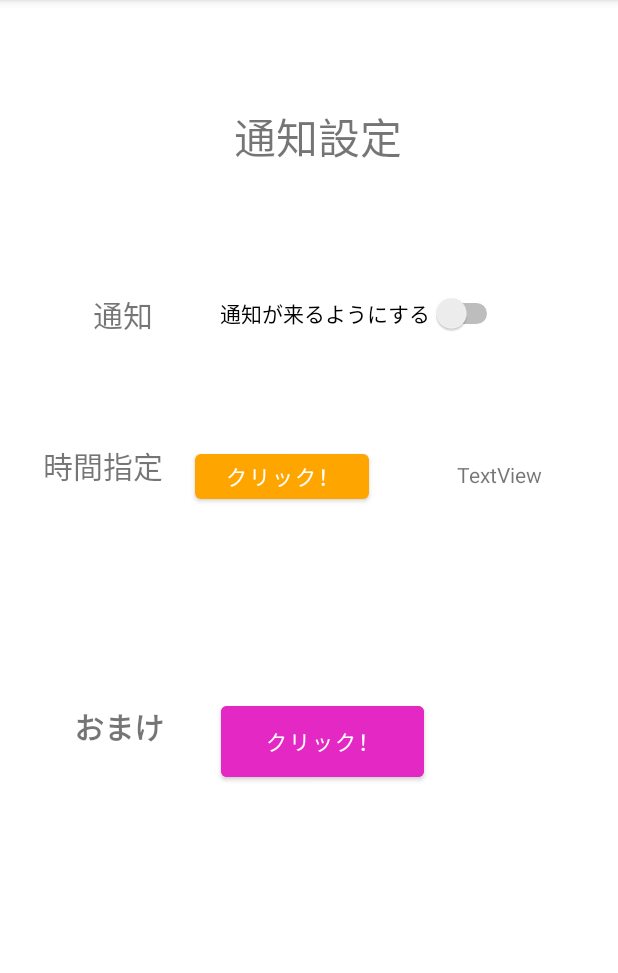
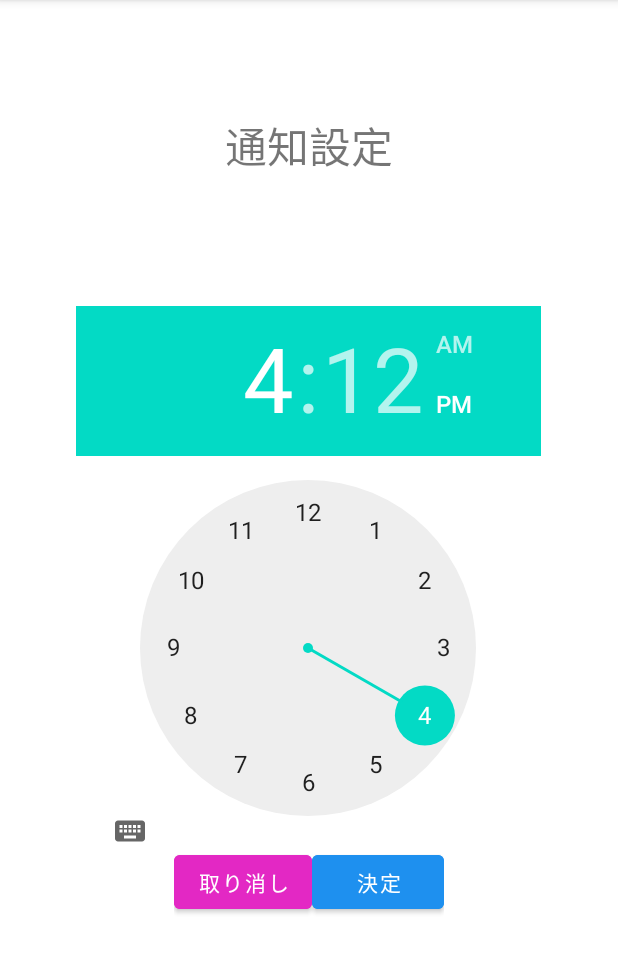
Before and after one commit to wataso26/OmoshiroRecycle, an Android app: the TimePickerDialogActivity screen opened directly, with no data from a screen before it, on a phone screen of 412 x 824 dp, the part 84-1057 px from its top. Run offline under Robolectric (Android 15) with nearby library versions, the phone set to English and light mode, and no system bars; Roboto replaces fonts that are not available here.

Commit message:
"通知機能完成"

```diff
--- a/app/src/main/AndroidManifest.xml
+++ b/app/src/main/AndroidManifest.xml
@@ -12,15 +12,14 @@
         android:theme="@style/Theme.OmoshiroRecycle">
         <activity android:name=".Toko" />
         <activity android:name=".TimePickerDialogActivity"/>
+        <activity android:name=".SubuSetting"/>
         <activity android:name=".MainActivity">
             <intent-filter>
                 <action android:name="android.intent.action.MAIN" />
                 <category android:name="android.intent.category.LAUNCHER" />
             </intent-filter>
         </activity>
-        <meta-data
-            android:name="notification"
-            android:resource="@array/notification" />
+        <receiver android:name=".AlarmReceiver"/>
     </application>
 
 </manifest>
--- a/app/src/main/res/layout/setting.xml
+++ b/app/src/main/res/layout/setting.xml
@@ -13,71 +13,6 @@
         android:layout_height="match_parent">
 
         <TextView
-            android:id="@+id/textView9"
-            android:layout_width="wrap_content"
-            android:layout_height="wrap_content"
-            android:fontFamily="sans-serif-black"
-            android:text="おまけ"
-            android:textSize="20dp"
-            app:layout_constraintBottom_toBottomOf="parent"
-            app:layout_constraintEnd_toEndOf="parent"
-            app:layout_constraintHorizontal_bias="0.14"
-            app:layout_constraintStart_toStartOf="parent"
-            app:layout_constraintTop_toTopOf="parent"
-            app:layout_constraintVertical_bias="0.636" />
-
-        <TextView
-            android:id="@+id/main_tv"
-            android:layout_width="wrap_content"
-            android:layout_height="wrap_content"
-            android:text="時間指定"
-            android:textSize="20dp"
-            app:layout_constraintBottom_toBottomOf="parent"
-            app:layout_constraintEnd_toEndOf="parent"
-            app:layout_constraintHorizontal_bias="0.087"
-            app:layout_constraintStart_toStartOf="parent"
-            app:layout_constraintTop_toTopOf="parent"
-            app:layout_constraintVertical_bias="0.4" />
-
-        <Button
-            android:id="@+id/yobi_ad"
-            android:layout_width="135dp"
-            android:layout_height="59dp"
-            android:backgroundTint="#E328C4"
-            android:text="クリック！"
-            app:layout_constraintBottom_toBottomOf="parent"
-            app:layout_constraintEnd_toEndOf="parent"
-            app:layout_constraintHorizontal_bias="0.532"
-            app:layout_constraintStart_toStartOf="parent"
-            app:layout_constraintTop_toTopOf="parent"
-            app:layout_constraintVertical_bias="0.656" />
-
-        <TextView
-            android:id="@+id/tuchi"
-            android:layout_width="wrap_content"
-            android:layout_height="wrap_content"
-            android:text="通知"
-            android:textSize="20dp"
-            app:layout_constraintBottom_toBottomOf="parent"
-            app:layout_constraintEnd_toEndOf="parent"
-            app:layout_constraintHorizontal_bias="0.167"
-            app:layout_constraintStart_toStartOf="parent"
-            app:layout_constraintTop_toTopOf="parent"
-            app:layout_constraintVertical_bias="0.264" />
-
-        <Switch
-            android:id="@+id/switch1"
-            android:layout_width="wrap_content"
-            android:layout_height="wrap_content"
-            android:text="通知が来るようにする"
-            app:layout_constraintBottom_toBottomOf="parent"
-            app:layout_constraintEnd_toEndOf="parent"
-            app:layout_constraintHorizontal_bias="0.656"
-            app:layout_constraintStart_toStartOf="parent"
-            app:layout_constraintTop_toTopOf="parent"
-            app:layout_constraintVertical_bias="0.264" />
-
-        <TextView
             android:id="@+id/textView10"
             android:layout_width="wrap_content"
             android:layout_height="wrap_content"
@@ -85,35 +20,42 @@
             android:textSize="28dp"
             app:layout_constraintBottom_toBottomOf="parent"
             app:layout_constraintEnd_toEndOf="parent"
-            app:layout_constraintHorizontal_bias="0.521"
             app:layout_constraintStart_toStartOf="parent"
             app:layout_constraintTop_toTopOf="parent"
-            app:layout_constraintVertical_bias="0.096" />
+            app:layout_constraintVertical_bias="0.105" />
 
-        <Button
-            android:id="@+id/button7"
-            android:layout_width="116dp"
-            android:layout_height="42dp"
-            android:text="クリック！"
+        <TimePicker
+            android:id="@+id/TimeP"
+            android:layout_width="310dp"
+            android:layout_height="360dp"
             app:layout_constraintBottom_toBottomOf="parent"
             app:layout_constraintEnd_toEndOf="parent"
-            app:layout_constraintHorizontal_bias="0.44"
+            app:layout_constraintHorizontal_bias="0.495"
             app:layout_constraintStart_toStartOf="parent"
-            app:layout_constraintTop_toTopOf="parent"
-            app:layout_constraintVertical_bias="0.409" />
+            app:layout_constraintTop_toTopOf="parent" />
 
-        <TextView
-            android:id="@+id/textView5"
-            android:layout_width="108dp"
-            android:layout_height="39dp"
-            android:gravity="center"
-            android:text="TextView"
-            app:layout_constraintBottom_toBottomOf="parent"
+        <LinearLayout
+            android:layout_width="wrap_content"
+            android:layout_height="wrap_content"
             app:layout_constraintEnd_toEndOf="parent"
-            app:layout_constraintHorizontal_bias="0.917"
             app:layout_constraintStart_toStartOf="parent"
-            app:layout_constraintTop_toTopOf="parent"
-            app:layout_constraintVertical_bias="0.407" />
+            app:layout_constraintTop_toBottomOf="@+id/TimeP">
+
+            <Button
+                android:id="@+id/とりけし"
+                android:layout_width="wrap_content"
+                android:layout_height="wrap_content"
+                android:backgroundTint="#E328C4"
+                android:text="取り消し" />
+
+            <Button
+                android:id="@+id/Set"
+                android:layout_width="wrap_content"
+                android:layout_height="wrap_content"
+                android:backgroundTint="#1e90ef"
+                android:text="決定"
+                />
+        </LinearLayout>
 
     </androidx.constraintlayout.widget.ConstraintLayout>
 
```
Also changed, not shown: app/src/main/java/app/wataso_/watanabe/omoshirorecycle/AlarmReceiver.kt (added, +50 -0 lines), app/src/main/java/app/wataso_/watanabe/omoshirorecycle/AlartReceiver.java (deleted, +0 -52 lines), app/src/main/java/app/wataso_/watanabe/omoshirorecycle/MainActivity.kt (+4 -7 lines), app/src/main/java/app/wataso_/watanabe/omoshirorecycle/SubuSetting.kt (added, +26 -0 lines), app/src/main/java/app/wataso_/watanabe/omoshirorecycle/TimePickerDialogActivity.kt (+34 -41 lines), app/src/main/res/layout/sabu.xml (added, +36 -0 lines), app/src/main/res/menu/menu_options_menu_list.xml (+6 -2 lines).
